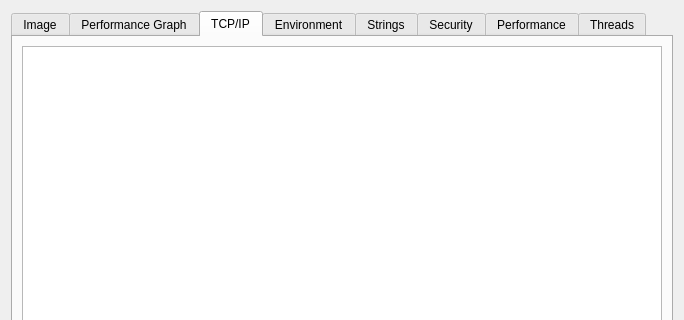
The window that ui/processdetails.ui (inspectC/linux-process-explorer) describes before a commit, drawn with Qt 5; both pictures show x 0 to 684 and y 0 to 320 of the 684 by 647 pixel window.
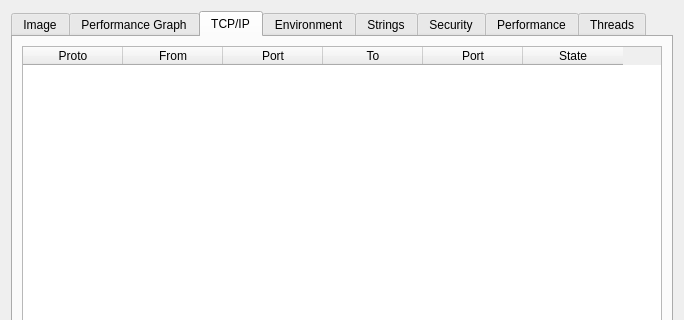
The same window after the commit. The open tabs and pages were chosen to show the change. Custom widgets are drawn as their Qt base class.

Commit message: tcpip view reworked, ip adress resolve, large cmdLine issue solved

```diff
--- a/ui/processdetails.ui
+++ b/ui/processdetails.ui
@@ -582,7 +582,38 @@
       </attribute>
       <layout class="QHBoxLayout" name="horizontalLayout_6">
        <item>
-        <widget class="QTextEdit" name="tcpipText"/>
+        <widget class="QTableWidget" name="tcpipTableWidget">
+         <column>
+          <property name="text">
+           <string>Proto</string>
+          </property>
+         </column>
+         <column>
+          <property name="text">
+           <string>From</string>
+          </property>
+         </column>
+         <column>
+          <property name="text">
+           <string>Port</string>
+          </property>
+         </column>
+         <column>
+          <property name="text">
+           <string>To</string>
+          </property>
+         </column>
+         <column>
+          <property name="text">
+           <string>Port</string>
+          </property>
+         </column>
+         <column>
+          <property name="text">
+           <string>State</string>
+          </property>
+         </column>
+        </widget>
        </item>
       </layout>
      </widget>
```
Left out of the diff: 2 changed lines with no effect on the pictures. The commit also changes 3 other files.
